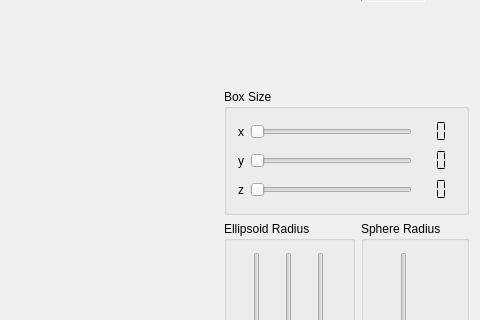
Qt form escultor3d_interface/Sculptor/mainwindow.ui (BrenoXFD/escultor3d) before a commit; both pictures show x 862 to 1342 and y 301 to 621 of the 1342 by 747 pixel window.
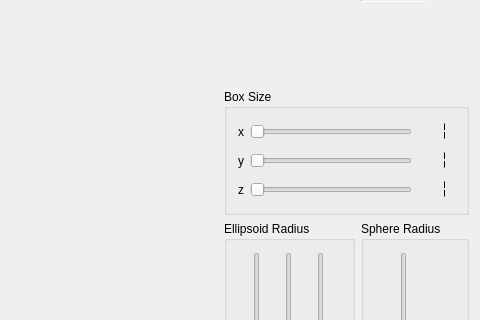
The same form after that commit. Icons and pictures are not drawn. Custom widgets are drawn as their Qt base class.

The edit to the form file:
```diff
--- a/escultor3d_interface/Sculptor/mainwindow.ui
+++ b/escultor3d_interface/Sculptor/mainwindow.ui
@@ -641,6 +641,9 @@
            <property name="segmentStyle">
             <enum>QLCDNumber::Flat</enum>
            </property>
+           <property name="value" stdset="0">
+            <double>1.000000000000000</double>
+           </property>
           </widget>
          </item>
          <item row="1" column="2">
@@ -657,6 +660,9 @@
            <property name="segmentStyle">
             <enum>QLCDNumber::Flat</enum>
            </property>
+           <property name="value" stdset="0">
+            <double>1.000000000000000</double>
+           </property>
           </widget>
          </item>
          <item row="0" column="2">
@@ -673,6 +679,9 @@
            <property name="segmentStyle">
             <enum>QLCDNumber::Flat</enum>
            </property>
+           <property name="value" stdset="0">
+            <double>1.000000000000000</double>
+           </property>
           </widget>
          </item>
          <item row="2" column="0">
```
Left out of the diff: 50 changed lines with no effect on the pictures.
